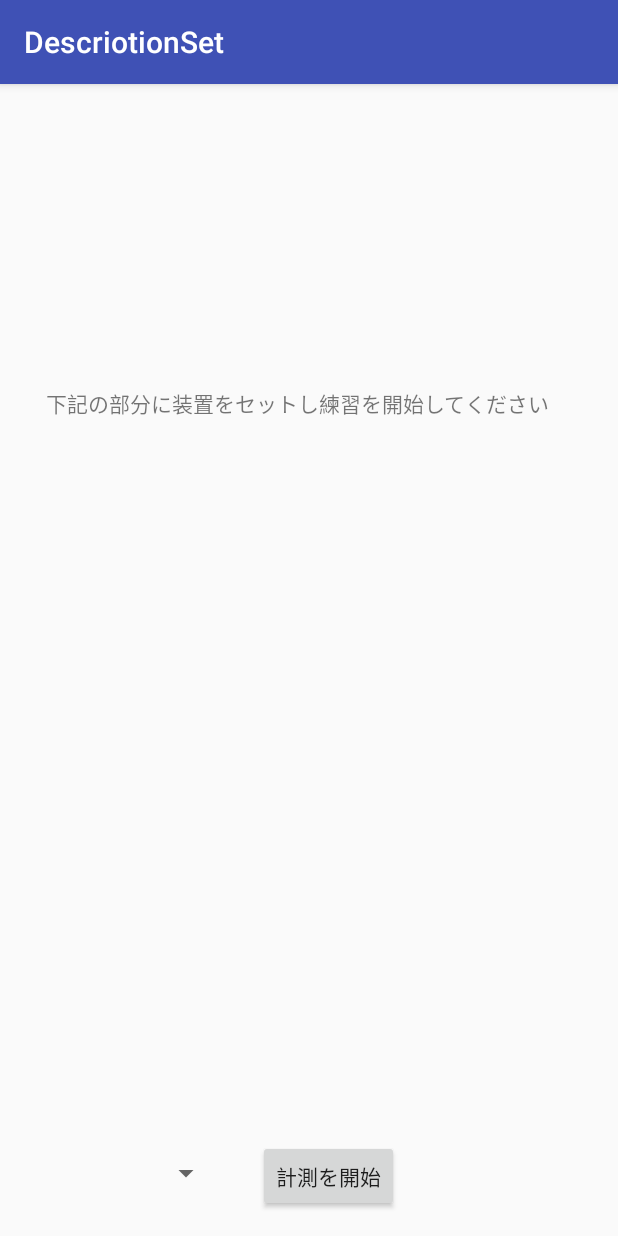
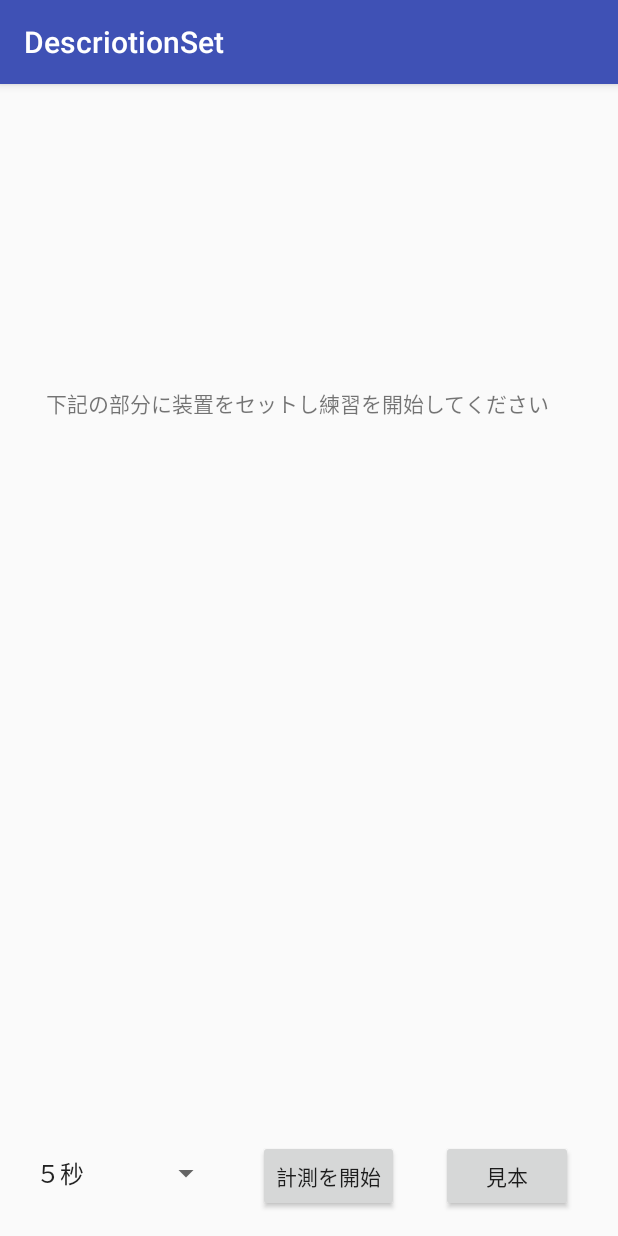
Before and after one commit to dossey615/IsolationPracticeApplication, an Android app: the PartsDescriptionActivity screen opened directly, with no data from a screen before it, on a phone screen of 412 x 824 dp. Run offline under Robolectric (Android 15) with nearby library versions, the phone set to English and light mode, and no system bars.

Commit message:
スピナーの追加

```diff
--- a/app/src/main/java/com/example/dosshi/isolationassist/PartsDescriptionActivity.java
+++ b/app/src/main/java/com/example/dosshi/isolationassist/PartsDescriptionActivity.java
@@ -3,9 +3,8 @@ package com.example.dosshi.isolationassist;
 import android.content.Intent;
 import android.support.v7.app.AppCompatActivity;
 import android.os.Bundle;
-import android.widget.TextView;
-//import android.view.View;
-//import android.widget.Button;
+import android.widget.*;
+import android.view.*;
 
 public class PartsDescriptionActivity extends AppCompatActivity {
 
@@ -17,5 +16,22 @@ public class PartsDescriptionActivity extends AppCompatActivity {
         String data = intent.getStringExtra(SelectPartsActivity.PARTS_DATA);
         TextView textView = findViewById(R.id.SelectedParts);
         textView.setText(data);
+        initSpinners();
     }
+
+    private void initSpinners() {
+        Spinner spinner1 = (Spinner)findViewById(R.id.Spinner01);
+        String[] labels = getResources().getStringArray(R.array.time_array);
+        ArrayAdapter<String> adapter
+                = new ArrayAdapter<String>(this, android.R.layout.simple_spinner_item, labels);
+        spinner1.setAdapter(adapter);
+
+        adapter.setDropDownViewResource(android.R.layout.simple_spinner_dropdown_item);
+    }
+
+    public void onClick_Button1(View view){
+        Spinner spinner1 = (Spinner)findViewById(R.id.Spinner01);
+        String str = spinner1.getSelectedItem().toString();
+    }
+
 }
--- a/app/src/main/res/layout/activity_parts_description.xml
+++ b/app/src/main/res/layout/activity_parts_description.xml
@@ -58,10 +58,9 @@
         android:layout_height="wrap_content"
         android:layout_marginBottom="16dp"
         android:layout_marginEnd="16dp"
-        android:layout_marginStart="168dp"
+        android:layout_marginStart="14dp"
         android:text="見本"
         app:layout_constraintBottom_toBottomOf="parent"
         app:layout_constraintEnd_toEndOf="parent"
-        app:layout_constraintHorizontal_bias="1.0"
         app:layout_constraintStart_toEndOf="@+id/start_assist" />
 </android.support.constraint.ConstraintLayout>
--- a/app/src/main/res/values/strings.xml
+++ b/app/src/main/res/values/strings.xml
@@ -9,9 +9,9 @@
     <string name="parts2">胸</string>
     <string name="parts3">腰</string>
     <string name="selectedParts">練習部位：</string>
-    <!--<string-array name=”sample_array”>-->
-    <!--<item>５秒</item>-->
-    <!--<item>10秒</item>-->
-    <!--<item>15秒</item>-->
-    <!--</string-array>-->
+    <string-array name="time_array">
+    <item value = "5">５秒</item>
+    <item value = "10">10秒</item>
+    <item value = "15">15秒</item>
+    </string-array>
 </resources>
```
